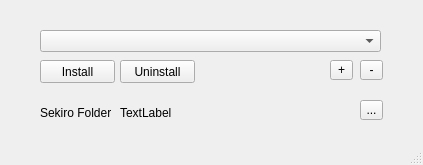
First picture: the form in sekiro.ui, repository george0815/Sekiro-Mod-Manager, before the edit.
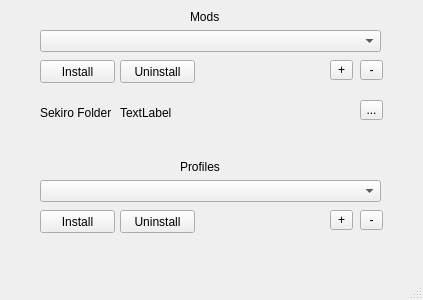
Second picture: the form after the edit.

Commit message: did some work on profiles

What changed in the file:
```diff
--- a/sekiro.ui
+++ b/sekiro.ui
@@ -7,7 +7,7 @@
     <x>0</x>
     <y>0</y>
     <width>423</width>
-    <height>165</height>
+    <height>300</height>
    </rect>
   </property>
   <property name="windowTitle">
@@ -115,6 +115,94 @@
      <string>...</string>
     </property>
    </widget>
+   <widget class="QLabel" name="modLabel">
+    <property name="geometry">
+     <rect>
+      <x>190</x>
+      <y>10</y>
+      <width>47</width>
+      <height>14</height>
+     </rect>
+    </property>
+    <property name="text">
+     <string>Mods</string>
+    </property>
+   </widget>
+   <widget class="QLabel" name="profilesLabel">
+    <property name="geometry">
+     <rect>
+      <x>180</x>
+      <y>160</y>
+      <width>47</width>
+      <height>14</height>
+     </rect>
+    </property>
+    <property name="text">
+     <string>Profiles</string>
+    </property>
+   </widget>
+   <widget class="QComboBox" name="profilesInstalled">
+    <property name="geometry">
+     <rect>
+      <x>40</x>
+      <y>180</y>
+      <width>341</width>
+      <height>22</height>
+     </rect>
+    </property>
+   </widget>
+   <widget class="QToolButton" name="removeProfile">
+    <property name="geometry">
+     <rect>
+      <x>360</x>
+      <y>210</y>
+      <width>23</width>
+      <height>20</height>
+     </rect>
+    </property>
+    <property name="text">
+     <string>-</string>
+    </property>
+   </widget>
+   <widget class="QToolButton" name="addProfile">
+    <property name="geometry">
+     <rect>
+      <x>330</x>
+      <y>210</y>
+      <width>23</width>
+      <height>20</height>
+     </rect>
+    </property>
+    <property name="text">
+     <string>+</string>
+    </property>
+   </widget>
+   <widget class="QPushButton" name="installProfile">
+    <property name="geometry">
+     <rect>
+      <x>40</x>
+      <y>210</y>
+      <width>75</width>
+      <height>23</height>
+     </rect>
+    </property>
+    <property name="text">
+     <string>Install</string>
+    </property>
+   </widget>
+   <widget class="QPushButton" name="uninstallProfile">
+    <property name="geometry">
+     <rect>
+      <x>120</x>
+      <y>210</y>
+      <width>75</width>
+      <height>23</height>
+     </rect>
+    </property>
+    <property name="text">
+     <string>Uninstall</string>
+    </property>
+   </widget>
   </widget>
   <widget class="QMenuBar" name="menubar">
    <property name="geometry">
```
The commit also changes 8 other files.
